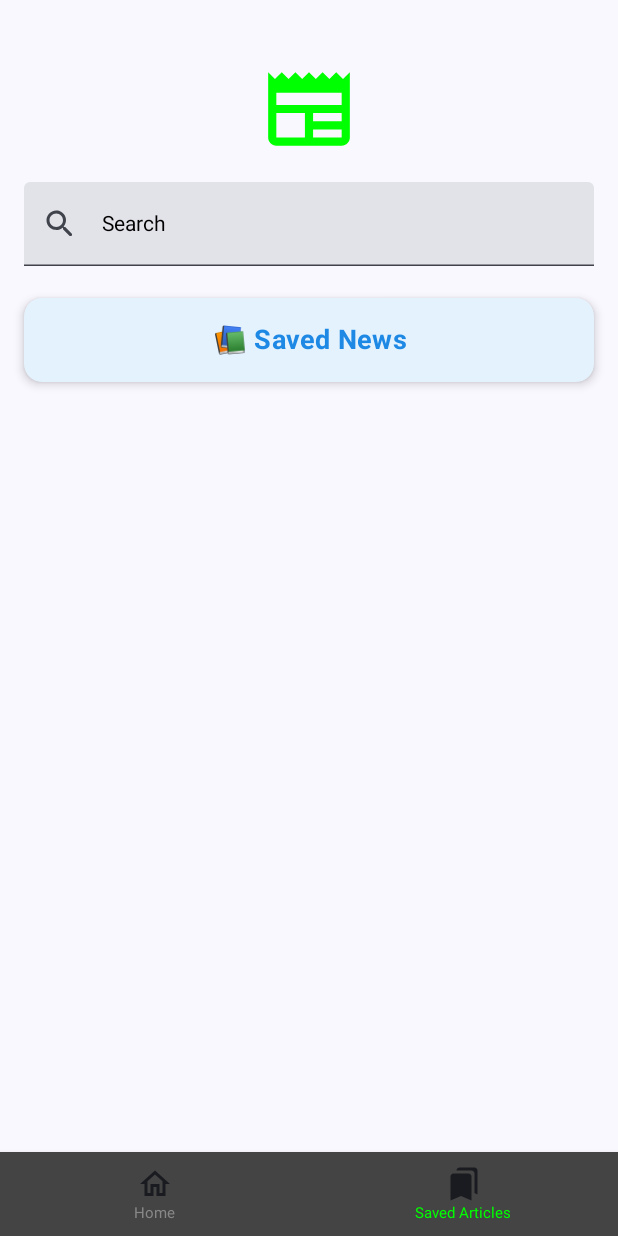
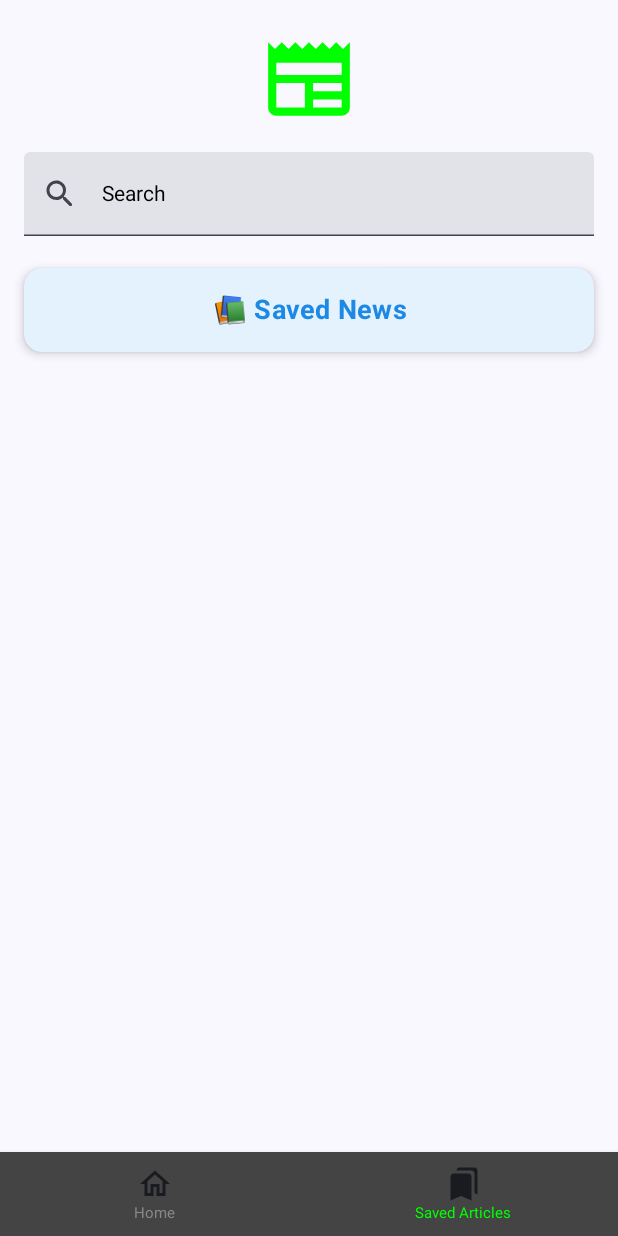
Before and after one commit to Funto759/news_app_compose, an Android app built with Jetpack Compose: the SavedNewsListScreen screen opened through its navigation route, on a phone screen of 412 x 824 dp. Run offline under Robolectric (Android 15) with nearby library versions, the phone set to English and light mode, and no system bars; our stand-ins replace Dagger/Hilt's generated code, paging.

Commit message:
feat: Adjust vertical spacing in NewsListScreen and SavedNewsListScreen
This commit modifies the vertical spacing at the top of the `NewsListScreen` and `SavedNewsListScreen` by decreasing the `Spacer` height from `40.dp` to `20.dp`.

```diff
--- a/app/src/main/java/com/example/newsappfunto/ui/screens/NewsListScreen.kt
+++ b/app/src/main/java/com/example/newsappfunto/ui/screens/NewsListScreen.kt
@@ -70,7 +70,7 @@ fun NewsListScreen(
         modifier = Modifier.fillMaxSize()
     ) {
         Column {
-            Spacer(Modifier.height(40.dp))
+            Spacer(Modifier.height(20.dp))
             Image(
                 colorFilter = ColorFilter.tint(Color.Green),
                 imageVector = Icons.Default.Newspaper,
--- a/app/src/main/java/com/example/newsappfunto/ui/screens/SavedNewsListScreen.kt
+++ b/app/src/main/java/com/example/newsappfunto/ui/screens/SavedNewsListScreen.kt
@@ -66,7 +66,7 @@ fun SavedNewsListScreen(
         modifier = Modifier.fillMaxSize()
     ) {
         Column {
-            Spacer(Modifier.height(40.dp))
+            Spacer(Modifier.height(20.dp))
             Image(
                 colorFilter = ColorFilter.tint(Color.Green),
                 imageVector = Icons.Default.Newspaper,
```
